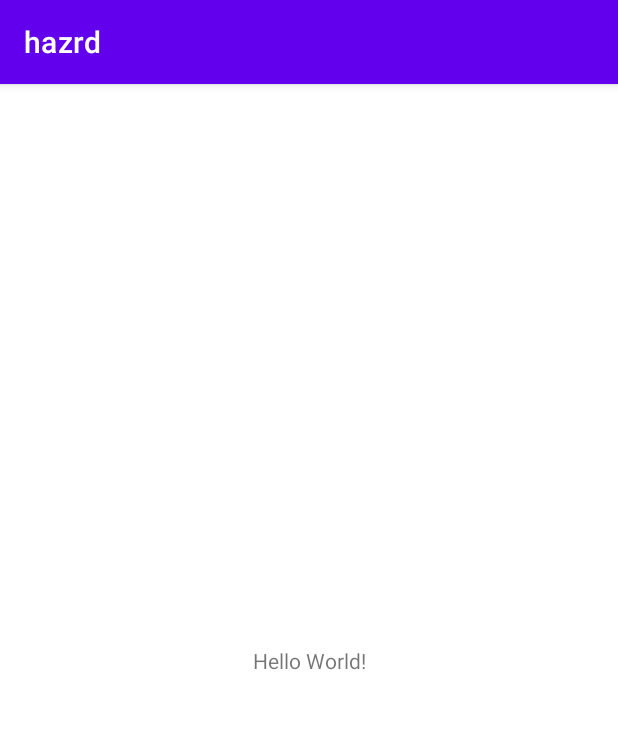
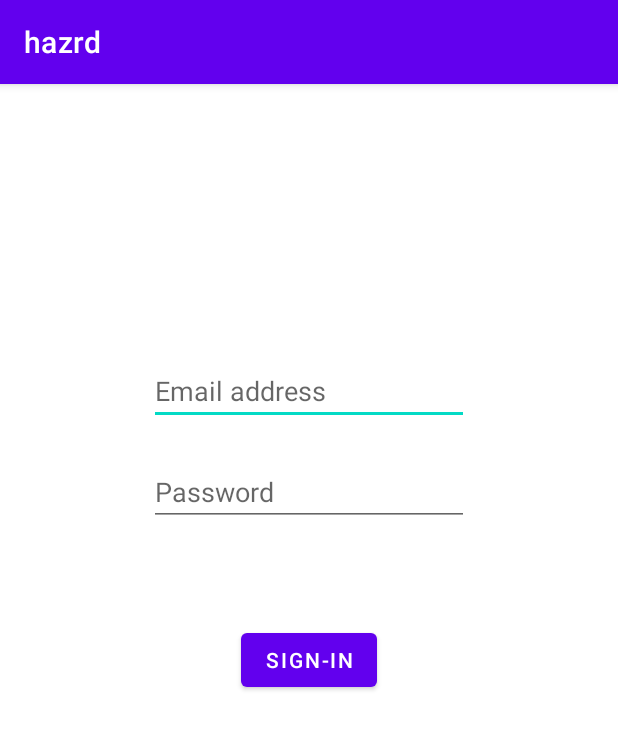
Before and after one commit to Dragonvarine/hazrd, an Android app: the screen it shows after launch (MainActivity), on a phone screen of 412 x 824 dp. Shown: the top 729 px of the screen. Run offline under Robolectric (Android 15) with nearby library versions, the phone set to English and light mode, and no system bars; our stand-ins replace Firebase (no records; nobody signed in at launch, a user with empty details on screens opened directly).

Commit message:
Added in a very basic (and messy) log-in system.
The Android Studio logging system "LogCat" shows that the log in is successful upon entering the right credentials. And failure upon wrong credentials.

```diff
--- a/app/src/main/java/com/example/hazrd/MainActivity.java
+++ b/app/src/main/java/com/example/hazrd/MainActivity.java
@@ -6,15 +6,27 @@ import androidx.annotation.NonNull;
 import androidx.appcompat.app.AppCompatActivity;
 
 import android.os.Bundle;
+import android.util.Log;
+import android.view.View;
+import android.widget.Button;
+import android.widget.EditText;
+import android.widget.Toast;
 
+import com.google.android.gms.common.SignInButton;
 import com.google.android.gms.tasks.OnCompleteListener;
 import com.google.android.gms.tasks.Task;
 import com.google.firebase.auth.AuthResult;
 import com.google.firebase.auth.FirebaseAuth;
+import com.google.firebase.auth.FirebaseUser;
 
 public class MainActivity extends AppCompatActivity {
 
+    private static final String TAG = "?";
+    private String email;
+    private String password;
     private FirebaseAuth mAuth;
+    private EditText emailInput;
+    private EditText passwordInput;
 
     @Override
     protected void onCreate(Bundle savedInstanceState) {
@@ -23,10 +35,57 @@ public class MainActivity extends AppCompatActivity {
 
         mAuth = FirebaseAuth.getInstance();
 
-        Scanner scanner = new Scanner(System.in);
-        String email = scanner.nextLine();
+        emailInput = (EditText) findViewById(R.id.emailInput);
+        passwordInput = (EditText) findViewById(R.id.passwordInput);
 
-        String password = "empty";
+        signInUser();
+    }
+
+    protected void signInUser() {
+        Button signInButton;
+
+        signInButton = (Button) findViewById(R.id.signInButton);
+        signInButton.setOnClickListener(new View.OnClickListener() {
+            @Override
+            public void onClick(View view) {
+
+                email = emailInput.getText().toString();
+                password = passwordInput.getText().toString();
+
+                signInMethod(email, password);
+            }
+        });
+    }
+
+    protected void signInMethod(String email, String password)
+    {
+        mAuth.signInWithEmailAndPassword(email, password)
+                .addOnCompleteListener(this, new OnCompleteListener<AuthResult>() {
+                    @Override
+                    public void onComplete(@NonNull Task<AuthResult> task) {
+                        if (task.isSuccessful()) {
+                            // Sign in success, update UI with the signed-in user's information
+                            Log.d(TAG, "signInWithEmail:success");
+                            //FirebaseUser user = mAuth.getCurrentUser();
+                            System.out.println("Successful");
+                        } else {
+                            // If sign in fails, display a message to the user.
+                            Log.d(TAG, "signInWithEmail:failure", task.getException());
+                            Toast.makeText(MainActivity.this, "Authentication failed.",
+                                    Toast.LENGTH_SHORT).show();
+                            System.out.println("Unsuccessful");
+                        }
+                    }
+                });
+    }
+
+
+    protected void createUser() {
+        mAuth = FirebaseAuth.getInstance();
+
+        String email = "w9101532@live.tees.ac.uk";
+
+        String password = "TestPassword123";
 
 
         mAuth.createUserWithEmailAndPassword(email, password)
@@ -34,6 +93,18 @@ public class MainActivity extends AppCompatActivity {
                     @Override
                     public void onComplete(@NonNull Task<AuthResult> task)
                     {
+                        if (task.isSuccessful()) {
+                            // Sign in success, update UI with the signed-in user's information
+                            Log.d("test1", "createUserWithEmail:success");
+                            FirebaseUser user = mAuth.getCurrentUser();
+                            //updateUI(user);
+                        } else {
+                            // If sign in fails, display a message to the user.
+                            Log.w("test2", "createUserWithEmail:failure", task.getException());
+                            Toast.makeText(MainActivity.this, "Authentication failed.",
+                                    Toast.LENGTH_SHORT).show();
+                            //updateUI(null);
+                        }
 
                     }
                 });
--- a/app/src/main/res/layout/activity_main.xml
+++ b/app/src/main/res/layout/activity_main.xml
@@ -6,13 +6,38 @@
     android:layout_height="match_parent"
     tools:context=".MainActivity">
 
-    <TextView
+    <Button
+        android:id="@+id/signInButton"
         android:layout_width="wrap_content"
         android:layout_height="wrap_content"
-        android:text="Hello World!"
-        app:layout_constraintBottom_toBottomOf="parent"
-        app:layout_constraintLeft_toLeftOf="parent"
-        app:layout_constraintRight_toRightOf="parent"
+        android:layout_marginTop="65dp"
+        android:text="Sign-in"
+        app:layout_constraintEnd_toEndOf="parent"
+        app:layout_constraintStart_toStartOf="parent"
+        app:layout_constraintTop_toBottomOf="@+id/passwordInput" />
+
+    <EditText
+        android:id="@+id/emailInput"
+        android:layout_width="wrap_content"
+        android:layout_height="wrap_content"
+        android:layout_marginTop="182dp"
+        android:ems="10"
+        android:hint="Email address"
+        android:inputType="textEmailAddress"
+        app:layout_constraintEnd_toEndOf="parent"
+        app:layout_constraintStart_toStartOf="parent"
         app:layout_constraintTop_toTopOf="parent" />
 
+    <EditText
+        android:id="@+id/passwordInput"
+        android:layout_width="wrap_content"
+        android:layout_height="wrap_content"
+        android:layout_marginTop="22dp"
+        android:ems="10"
+        android:hint="Password"
+        android:inputType="textPassword"
+        app:layout_constraintEnd_toEndOf="parent"
+        app:layout_constraintStart_toStartOf="parent"
+        app:layout_constraintTop_toBottomOf="@+id/emailInput" />
+
 </androidx.constraintlayout.widget.ConstraintLayout>
```
